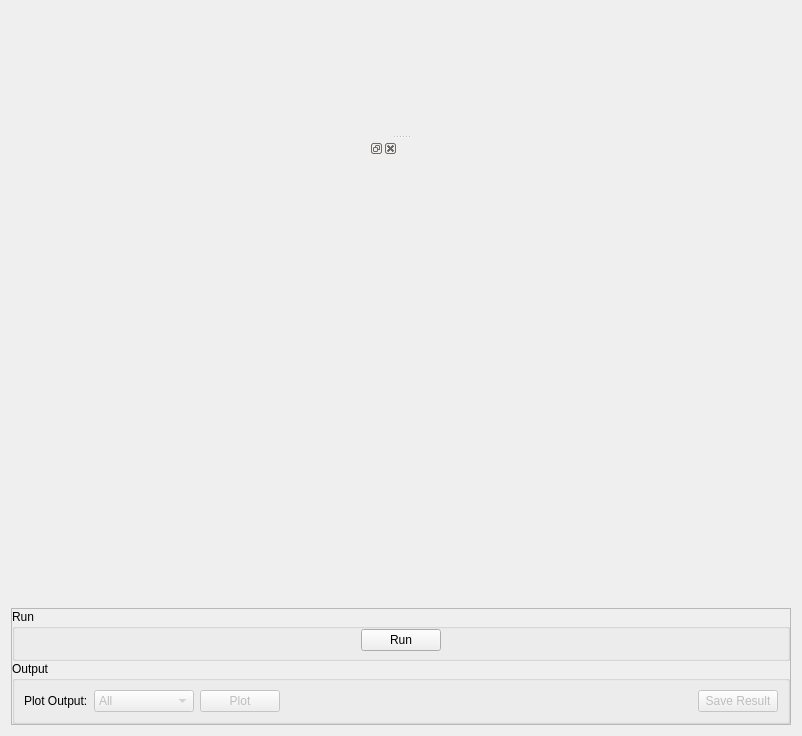
Qt form qt/scientific_interfaces/Indirect/MSDFit.ui (mantidproject/mantid) before a commit.
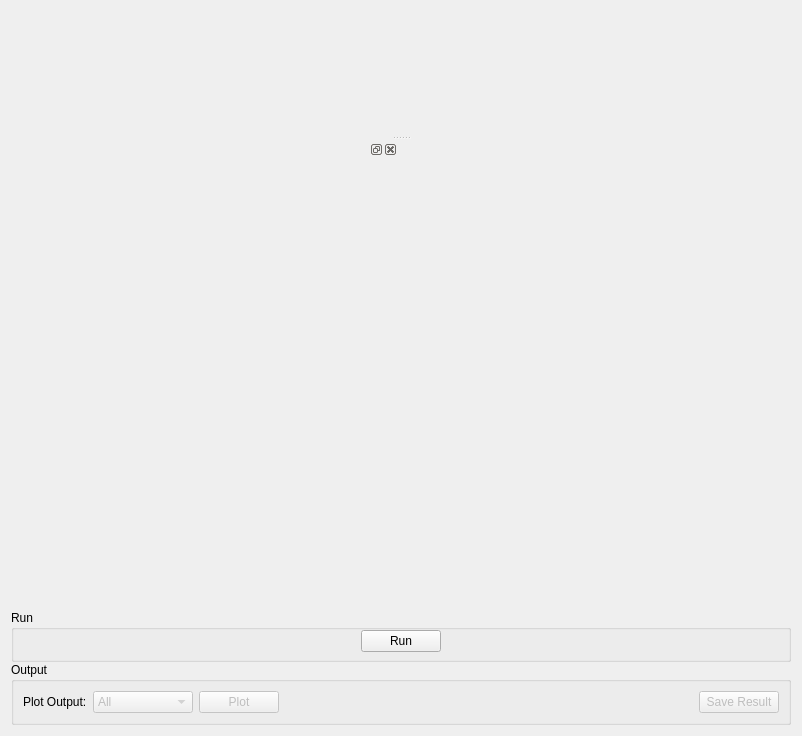
The same form after that commit. Custom widgets are drawn as their Qt base class.

Diff of the .ui file:
```diff
--- a/qt/scientific_interfaces/Indirect/MSDFit.ui
+++ b/qt/scientific_interfaces/Indirect/MSDFit.ui
@@ -42,12 +42,6 @@
        </item>
        <item>
         <widget class="QFrame" name="frame">
-         <property name="frameShape">
-          <enum>QFrame::StyledPanel</enum>
-         </property>
-         <property name="frameShadow">
-          <enum>QFrame::Raised</enum>
-         </property>
          <layout class="QVBoxLayout" name="verticalLayout_3">
           <property name="spacing">
            <number>0</number>
```
